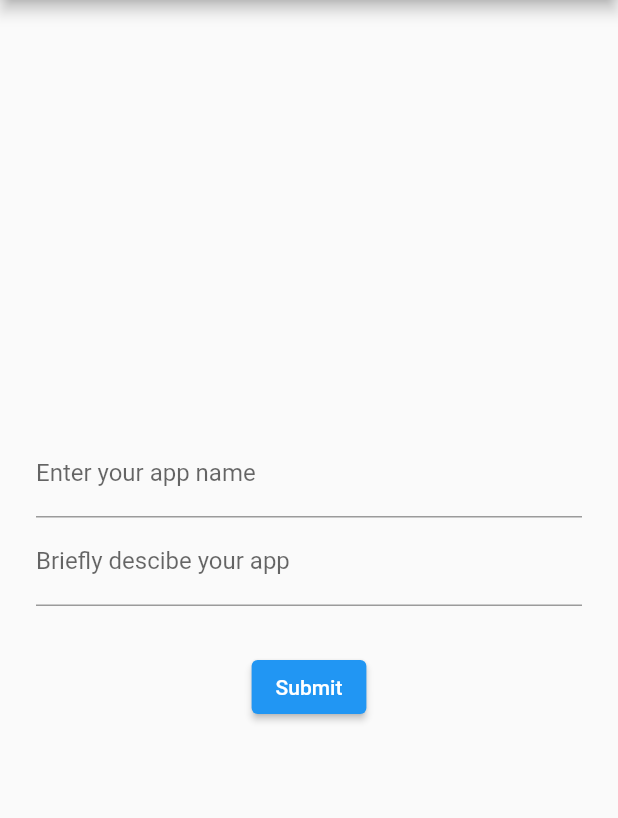
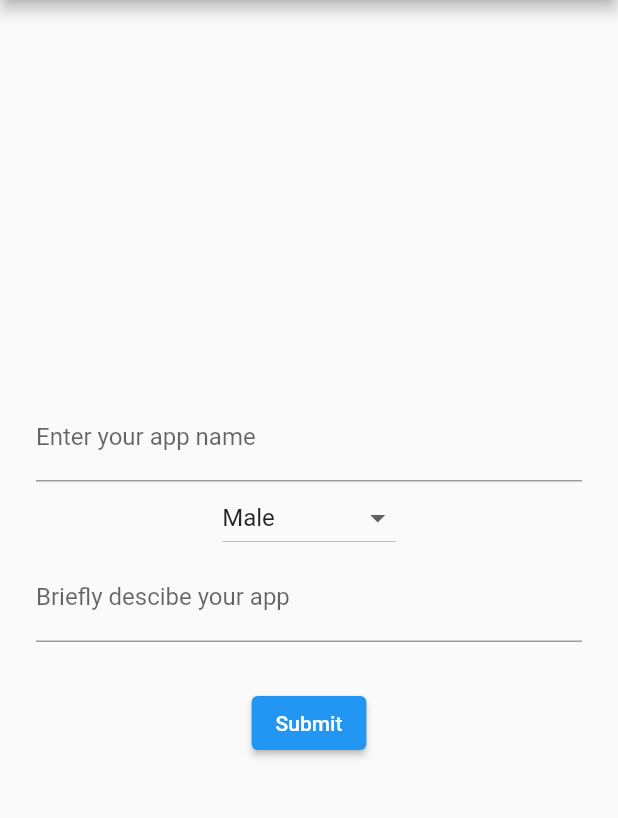
Before and after one commit to Ansh743/data_form_app, a Flutter app: the screen it shows after launch, on a phone screen of 412 x 824 dp, the part 84-902 px from its top. Run offline on Flutter 3.47's test engine with Material 2 defaults, Android fonts, the phone set to English and light mode, and no system bars.

Commit message:
Added 3/5 methods

```diff
--- a/lib/form_ui.dart
+++ b/lib/form_ui.dart
@@ -8,6 +8,7 @@ class FormPage extends StatefulWidget {
 }
 
 class FormPageState extends State<FormPage> {
+  int selectedValue = 1;
   String _appName, _appSummary;
   bool appReskinned;
   int _avgMonthlyDownloads;
@@ -30,11 +31,46 @@ class FormPageState extends State<FormPage> {
   }
 
   Widget _buildIndustryType() {
-    return null;
+    return DropdownButton(
+        value: selectedValue,
+        hint: Text('IndustryType'),
+        //TODO: Add seperate flie/bean for the data of drop-down menu
+        items: [
+          DropdownMenuItem(
+            child: Text("Male"),
+            value: 1,
+          ),
+          DropdownMenuItem(
+            child: Text("Female"),
+            value: 2,
+          ),
+        ],
+        onChanged: (value) {
+          setState(() {
+            selectedValue = value;
+          });
+        });
   }
 
   Widget _buildRedefinedIndustry() {
-    return null;
+    return DropdownButton(
+        value: selectedValue,
+        //TODO: Add seperate flie/bean for the data of drop-down menu
+        items: [
+          DropdownMenuItem(
+            child: Text("Male"),
+            value: 1,
+          ),
+          DropdownMenuItem(
+            child: Text("Female"),
+            value: 2,
+          ),
+        ],
+        onChanged: (value) {
+          setState(() {
+            selectedValue = value;
+          });
+        });
   }
 
   Widget _buildAppSummary() {
@@ -46,7 +82,7 @@ class FormPageState extends State<FormPage> {
         }
       },
       onSaved: (String value) {
-        _appName = value;
+        _appSummary = value;
       },
     );
   }
@@ -76,7 +112,7 @@ class FormPageState extends State<FormPage> {
               mainAxisAlignment: MainAxisAlignment.center,
               children: [
                 _buildAppName(),
-                // _buildIndustryType(),
+                _buildIndustryType(),
                 // _buildRedefinedIndustry(),
                 _buildAppSummary(),
                 // _buildGoLiveDate(),
@@ -91,6 +127,7 @@ class FormPageState extends State<FormPage> {
                       _formkey.currentState.save();
 
                       print(_appName);
+                      print(selectedValue);
                       print(_appSummary);
                     },
                     child: Text(
```
